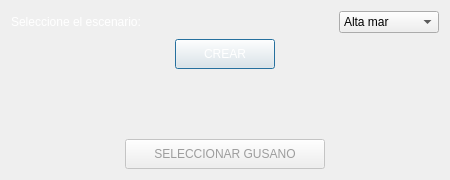
First picture: the form in graphics_lobby/createpopup.ui, repository Cbravor1991/Whorms, before the edit.
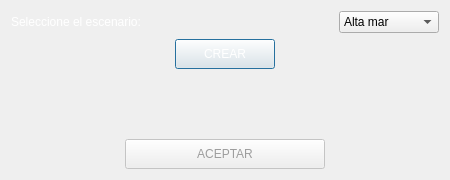
Second picture: the form after the edit. Icons and pictures are not drawn.

```diff
--- a/graphics_lobby/createpopup.ui
+++ b/graphics_lobby/createpopup.ui
@@ -129,7 +129,7 @@
         <string notr="true">color: rgb(157, 157, 157);</string>
        </property>
        <property name="text">
-        <string>SELECCIONAR GUSANO</string>
+        <string>ACEPTAR</string>
        </property>
       </widget>
      </item>
```
Left out of the diff: 8 changed lines with no effect on the pictures.
